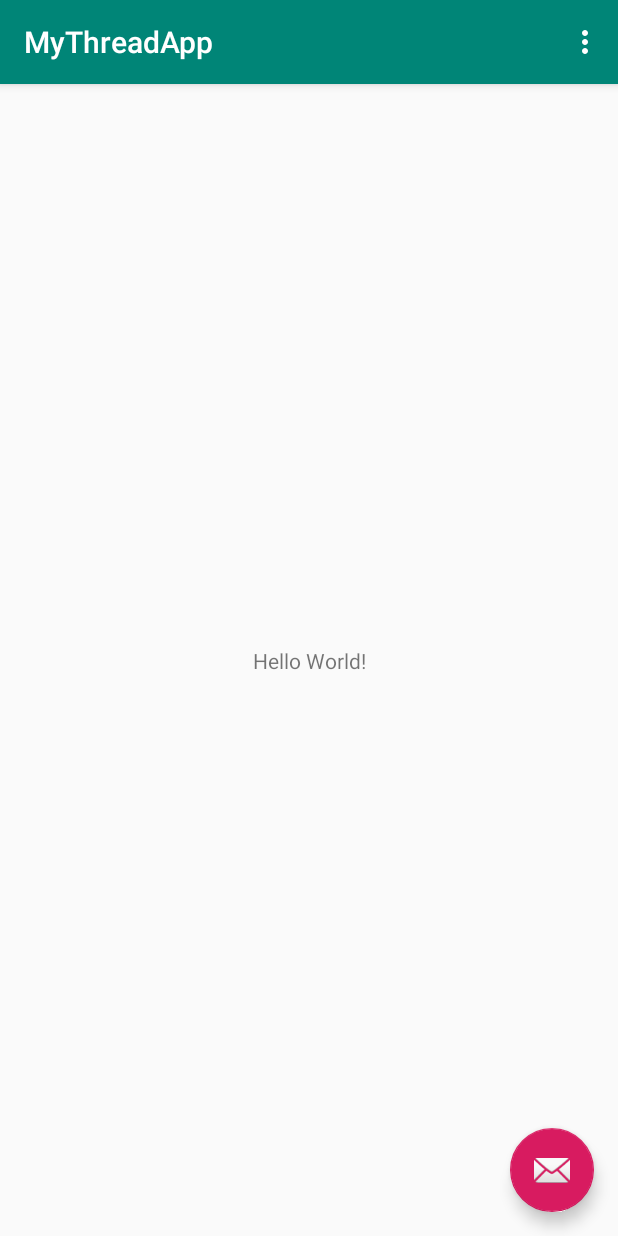
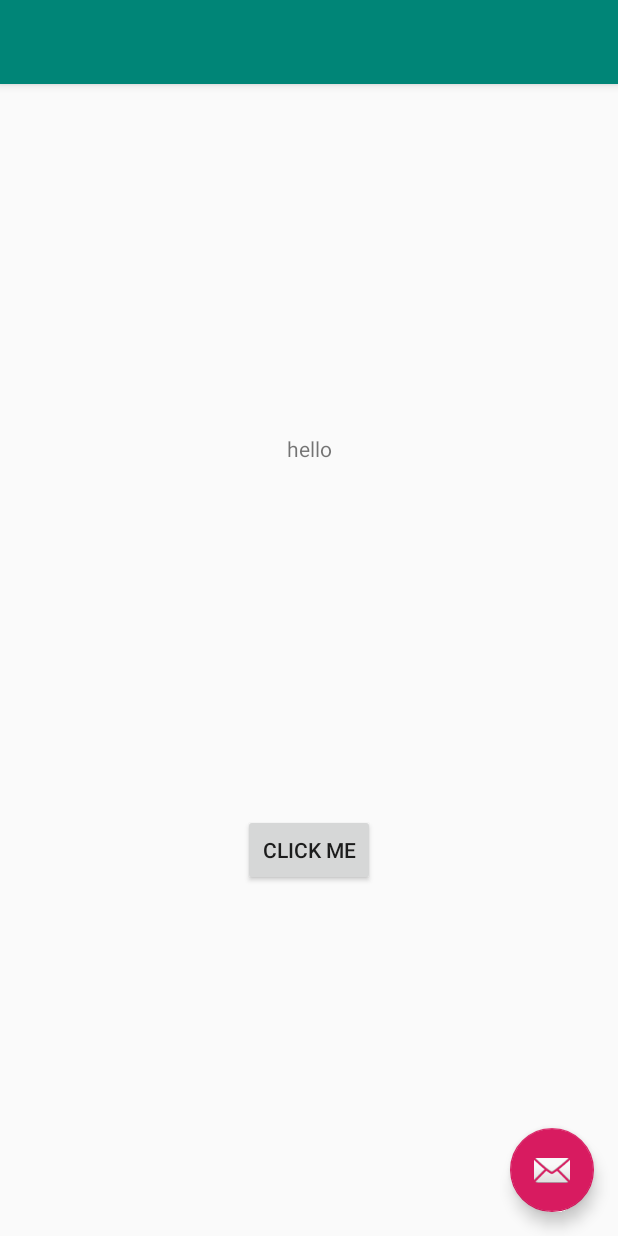
Before and after one commit to Danboe2018/MyThreadApp, an Android app: the screen it shows after launch (MainActivity), on a phone screen of 412 x 824 dp. Run offline under Robolectric (Android 15) with nearby library versions, the phone set to English and light mode, and no system bars.

Commit message:
Added delay

```diff
--- a/app/src/main/java/com/webappclouds/mythreadapp/MainActivity.java
+++ b/app/src/main/java/com/webappclouds/mythreadapp/MainActivity.java
@@ -1,16 +1,12 @@
 package com.webappclouds.mythreadapp;
 
 import android.os.Bundle;
-
-import com.google.android.material.floatingactionbutton.FloatingActionButton;
-import com.google.android.material.snackbar.Snackbar;
+import android.view.Menu;
+import android.view.MenuItem;
+import android.view.View;
+import android.widget.TextView;
 
 import androidx.appcompat.app.AppCompatActivity;
-import androidx.appcompat.widget.Toolbar;
-
-import android.view.View;
-import android.view.Menu;
-import android.view.MenuItem;
 
 public class MainActivity extends AppCompatActivity {
 
@@ -18,17 +14,20 @@ public class MainActivity extends AppCompatActivity {
     protected void onCreate(Bundle savedInstanceState) {
         super.onCreate(savedInstanceState);
         setContentView(R.layout.activity_main);
-        Toolbar toolbar = findViewById(R.id.toolbar);
-        setSupportActionBar(toolbar);
 
-        FloatingActionButton fab = findViewById(R.id.fab);
-        fab.setOnClickListener(new View.OnClickListener() {
-            @Override
-            public void onClick(View view) {
-                Snackbar.make(view, "Replace with your own action", Snackbar.LENGTH_LONG)
-                        .setAction("Action", null).show();
+    }
+
+    public void ClickMyButton(View view){
+        long futureTime = System.currentTimeMillis() + 10000;
+        while(System.currentTimeMillis() < futureTime){
+            synchronized (this){
+                try{
+                    wait(futureTime-System.currentTimeMillis());
+                }catch (Exception e){}
             }
-        });
+        }
+        TextView myText = findViewById(R.id.myText);
+        myText.setText("Button Clicked");
     }
 
     @Override
--- a/app/src/main/res/layout/content_main.xml
+++ b/app/src/main/res/layout/content_main.xml
@@ -9,12 +9,23 @@
     tools:showIn="@layout/activity_main">
 
     <TextView
+        android:id="@+id/myText"
         android:layout_width="wrap_content"
         android:layout_height="wrap_content"
-        android:text="Hello World!"
-        app:layout_constraintBottom_toBottomOf="parent"
-        app:layout_constraintLeft_toLeftOf="parent"
-        app:layout_constraintRight_toRightOf="parent"
+        android:text="hello"
+        app:layout_constraintBottom_toTopOf="@+id/myButton"
+        app:layout_constraintEnd_toEndOf="parent"
+        app:layout_constraintStart_toStartOf="parent"
         app:layout_constraintTop_toTopOf="parent" />
 
+    <Button
+        android:id="@+id/myButton"
+        android:layout_width="wrap_content"
+        android:layout_height="wrap_content"
+        android:onClick="ClickMyButton"
+        android:text="click me"
+        app:layout_constraintBottom_toBottomOf="parent"
+        app:layout_constraintEnd_toEndOf="parent"
+        app:layout_constraintStart_toStartOf="parent"
+        app:layout_constraintTop_toBottomOf="@+id/myText" />
 </androidx.constraintlayout.widget.ConstraintLayout>
```
